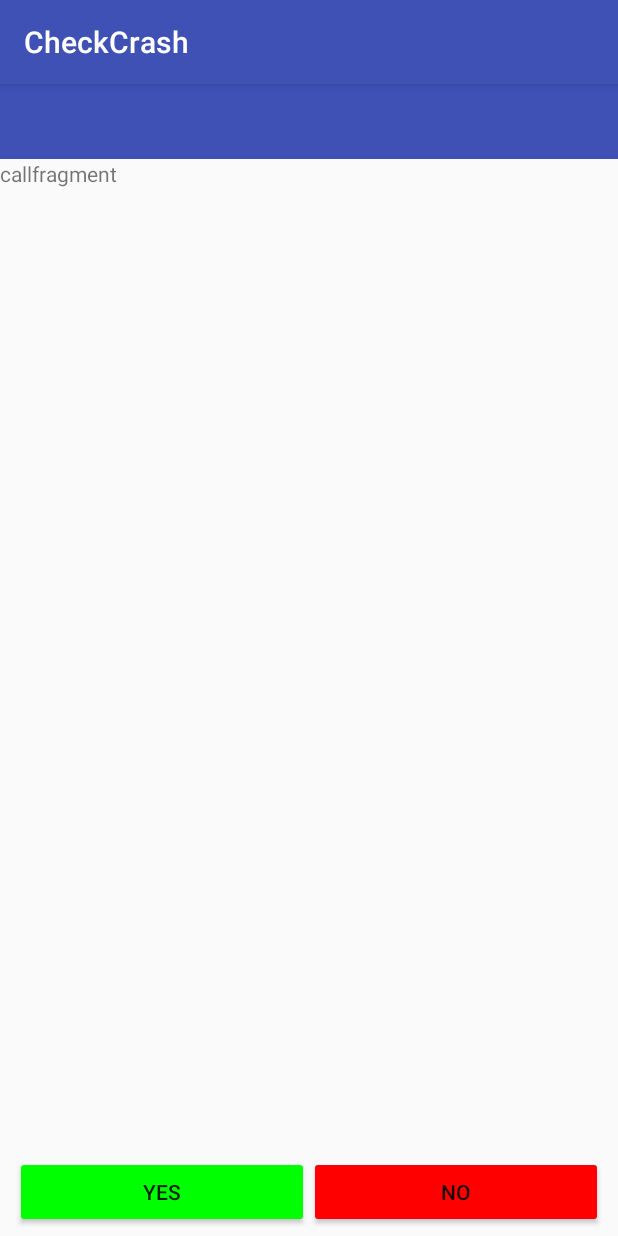
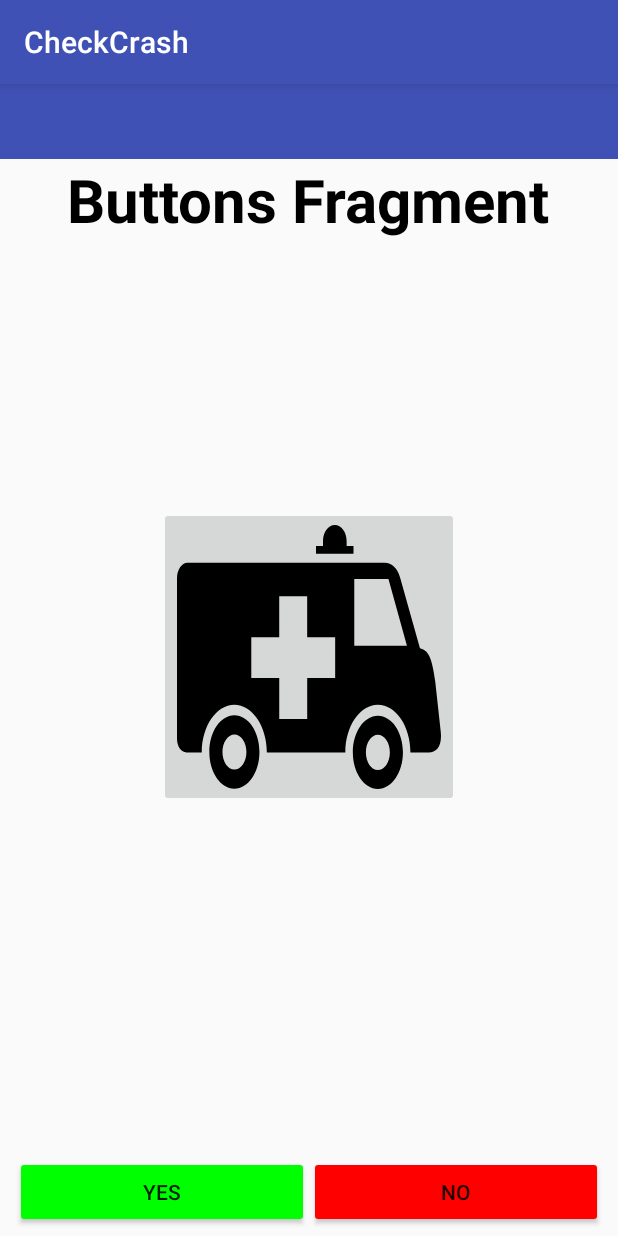
Before and after one commit to bastidest/CrashBuddy, an Android app: the fragment CallFragment placed in its activity, on a phone screen of 412 x 824 dp. Run offline under Robolectric (Android 15) with nearby library versions, the phone set to English and light mode, and no system bars; 4 statements that could not run were skipped.

Commit message:
Call Fragment implementation

```diff
--- a/app/src/main/java/hackatum/de/checkcrash/fragments/CallFragment.java
+++ b/app/src/main/java/hackatum/de/checkcrash/fragments/CallFragment.java
@@ -1,13 +1,21 @@
 package hackatum.de.checkcrash.fragments;
 
 import android.content.Context;
+import android.content.Intent;
+import android.net.Uri;
 import android.os.Bundle;
 import android.support.v4.app.Fragment;
+import android.support.v4.content.ContextCompat;
 import android.view.LayoutInflater;
 import android.view.View;
 import android.view.ViewGroup;
+import android.widget.ImageButton;
+import android.widget.TextView;
+
+import java.util.Locale;
 
 import hackatum.de.checkcrash.R;
+import hackatum.de.checkcrash.SystemOverlay;
 import hackatum.de.checkcrash.models.AccidentProcedure;
 import hackatum.de.checkcrash.models.Page;
 
@@ -17,6 +25,7 @@ public class CallFragment extends Fragment {
     private String pageId;
 
     private PageFragmentListener mListener;
+    private ImageButton callButton;
 
     public CallFragment() {
         // Required empty public constructor
@@ -44,9 +53,39 @@ public class CallFragment extends Fragment {
         View view = inflater.inflate(R.layout.fragment_call, container, false);
 
         Page page = AccidentProcedure.accidentProcedure.pages.get(pageId);
+
+        callButton = (ImageButton) view.findViewById(R.id.button_call);
+        TextView questionText = (TextView) view.findViewById(R.id.text_question);
+
+        final String uri;
+        if (page.shortDesc.equals("Police")) {
+            uri = "tel:" + AccidentProcedure.accidentProcedure.policeNumber;
+            callButton.setImageDrawable(ContextCompat.getDrawable(getContext(), R.drawable.ic_police_cap_black));
+        } else {
+            uri = "tel:" + AccidentProcedure.accidentProcedure.emergencyNumber;
+            callButton.setImageDrawable(ContextCompat.getDrawable(getContext(), R.drawable.ic_ambulance_black));
+        }
+
+        questionText.setText(page.question);
+        page.speak(getContext(), Locale.ENGLISH);
+
+        callButton.setOnClickListener(new View.OnClickListener() {
+            @Override
+            public void onClick(View view) {
+                Intent intent = new Intent(Intent.ACTION_DIAL);
+                intent.setData(Uri.parse(uri));
+                startActivityForResult(intent, 70);
+                createOverlay();
+            }
+        });
         mListener.onPageLoad(page);
 
         return view;
+    }
+
+    public void createOverlay() {
+        //SystemOverlay.requestSystemAlertPermission(getActivity()); // TODO: 12.11.2016 call in settings
+        SystemOverlay.createPhoneOverlay(getContext(), "noot noot noot", "noot noot", "noot");
     }
 
 
@@ -66,4 +105,11 @@ public class CallFragment extends Fragment {
         super.onDetach();
         mListener = null;
     }
+
+    @Override
+    public void onActivityResult(int requestCode, int resultCode, Intent data) {
+        if (requestCode == 70) {
+            SystemOverlay.destroyPhoneOverlay();
+        }
+    }
 }
--- a/app/src/main/java/hackatum/de/checkcrash/fragments/CameraFragment.java
+++ b/app/src/main/java/hackatum/de/checkcrash/fragments/CameraFragment.java
@@ -118,7 +118,7 @@ public class CameraFragment extends Fragment {
 
         View view = inflater.inflate(R.layout.fragment_camera, container, false);
 
-        cameraButton = (Button) view.findViewById(R.id.button5);
+        cameraButton = (Button) view.findViewById(R.id.button_call);
         layout = (GridLayout) view.findViewById(R.id.image_grid);
         desc = (TextView) view.findViewById(R.id.textView10);
 
--- /dev/null
+++ b/app/src/main/res/drawable/ic_ambulance_black.xml
@@ -0,0 +1,18 @@
+<vector xmlns:android="http://schemas.android.com/apk/res/android"
+    android:width="24dp"
+    android:height="24dp"
+    android:viewportHeight="68.387"
+    android:viewportWidth="100.0">
+    <path
+        android:fillColor="#FF000000"
+        android:pathData="M52.65,7.46V5.43h2.66V4.14c0,-2.29 2,-4.14 4.47,-4.14c2.47,0 4.47,1.85 4.47,4.14v1.29h2.6V7.46H52.65z" />
+    <path
+        android:fillColor="#FF000000"
+        android:pathData="M76.09,49.4c-5.24,0 -9.49,4.25 -9.49,9.49c0,5.24 4.25,9.49 9.49,9.49c5.24,0 9.49,-4.25 9.49,-9.49C85.58,53.65 81.33,49.4 76.09,49.4zM76.09,63.44c-2.51,0 -4.54,-2.03 -4.54,-4.54c0,-2.51 2.03,-4.54 4.54,-4.54c2.51,0 4.54,2.03 4.54,4.54C80.63,61.4 78.6,63.44 76.09,63.44z" />
+    <path
+        android:fillColor="#FF000000"
+        android:pathData="M21.74,49.31c-5.24,0 -9.49,4.25 -9.49,9.49c0,5.24 4.25,9.49 9.49,9.49c5.24,0 9.49,-4.25 9.49,-9.49C31.23,53.56 26.98,49.31 21.74,49.31zM21.76,63.35c-2.51,0 -4.54,-2.03 -4.54,-4.54c0,-2.51 2.03,-4.54 4.54,-4.54s4.54,2.03 4.54,4.54C26.3,61.32 24.27,63.35 21.76,63.35z" />
+    <path
+        android:fillColor="#FF000000"
+        android:pathData="M92.03,31.9c2.84,0.55 4.53,1.78 5.81,8.77l2.02,12.63c0.73,4.11 -1.59,5.61 -4.49,5.61H88.42c0,-6.81 -5.52,-12.35 -12.33,-12.35c-6.81,0 -12.33,5.54 -12.33,12.35H34.04c0,-6.81 -5.52,-12.35 -12.33,-12.35c-6.81,0 -12.33,5.54 -12.33,12.35H3.61C1.58,58.91 0,57.37 0,55.39V13.86c0,-2.26 1.79,-4.08 3.97,-4.08h64.15h10.48c2.84,0 4.91,1.41 5.93,3.88L92.03,31.9zM67.15,14.01v17.25h19.95l-7,-17.25H67.15zM49.31,29.05V18.47H38.72v10.59H28.14v10.59h10.59v10.58h10.59V39.64h10.59V29.05H49.31z" />
+</vector>
--- /dev/null
+++ b/app/src/main/res/drawable/ic_police_cap_black.xml
@@ -0,0 +1,12 @@
+<vector xmlns:android="http://schemas.android.com/apk/res/android"
+    android:width="24dp"
+    android:height="24dp"
+    android:viewportHeight="24.0"
+    android:viewportWidth="24.0">
+    <path
+        android:fillColor="#FF000000"
+        android:pathData="M20,14.5c0,0 -2.3,5.5 -8,5.5s-8,-5.5 -8,-5.5s4.1,1 7.9,1S20,14.5 20,14.5z" />
+    <path
+        android:fillColor="#FF000000"
+        android:pathData="M21.3,8.5C17.1,7.2 13.8,4 12,4c-1.8,0 -5.1,3.2 -9.3,4.5c-0.7,0.2 -1,1 -0.6,1.6C3,11.3 4,11.4 4,12.8c0,0 4,1 8,1s8,-1 8,-1c0,-1.4 1,-1.5 1.8,-2.8C22.2,9.5 21.9,8.7 21.3,8.5zM12,12c-1.1,0 -2,-1.9 -2,-3c0,0 0.9,-1 2,-1s2,1 2,1C14,10.1 13.1,12 12,12z" />
+</vector>
--- a/app/src/main/res/layout/fragment_call.xml
+++ b/app/src/main/res/layout/fragment_call.xml
@@ -1,13 +1,32 @@
 <FrameLayout xmlns:android="http://schemas.android.com/apk/res/android"
+    xmlns:app="http://schemas.android.com/apk/res-auto"
     xmlns:tools="http://schemas.android.com/tools"
     android:layout_width="match_parent"
     android:layout_height="match_parent"
     tools:context="hackatum.de.checkcrash.fragments.CallFragment">
 
-    <!-- TODO: Update blank fragment layout -->
-    <TextView
+    <RelativeLayout
         android:layout_width="match_parent"
-        android:layout_height="match_parent"
-        android:text="callfragment" />
+        android:layout_height="match_parent">
+
+        <ImageButton
+            android:id="@+id/button_call"
+            android:layout_width="200dp"
+            android:layout_height="200dp"
+            android:layout_centerHorizontal="true"
+            android:layout_centerVertical="true"
+            android:scaleType="fitCenter"
+            app:srcCompat="@drawable/ic_police_cap_black" />
+
+        <TextView
+            android:id="@+id/text_question"
+            style="@style/QuestionText"
+            android:layout_width="wrap_content"
+            android:layout_height="wrap_content"
+            android:layout_alignParentTop="true"
+            android:layout_centerHorizontal="true"
+            android:text="Buttons Fragment"
+            android:textColor="@color/colorQuestion" />
+    </RelativeLayout>
 
 </FrameLayout>
--- a/app/src/main/res/layout/fragment_camera.xml
+++ b/app/src/main/res/layout/fragment_camera.xml
@@ -9,7 +9,7 @@
     <!-- TODO: Update blank fragment layout -->
 
     <Button
-        android:id="@+id/button5"
+        android:id="@+id/button_call"
         android:layout_width="wrap_content"
         android:layout_height="wrap_content"
         android:layout_alignParentBottom="true"
@@ -22,7 +22,7 @@
     <ScrollView
         android:layout_width="match_parent"
         android:layout_height="match_parent"
-        android:layout_above="@+id/button5"
+        android:layout_above="@+id/button_call"
         android:layout_alignParentStart="true"
         android:layout_below="@+id/textView10"
         android:layout_marginStart="12dp">
```
Also changed, not shown: app/src/main/java/hackatum/de/checkcrash/SystemOverlay.java (+7 -2 lines), app/src/main/res/raw/germany.json (+12 -0 lines).
